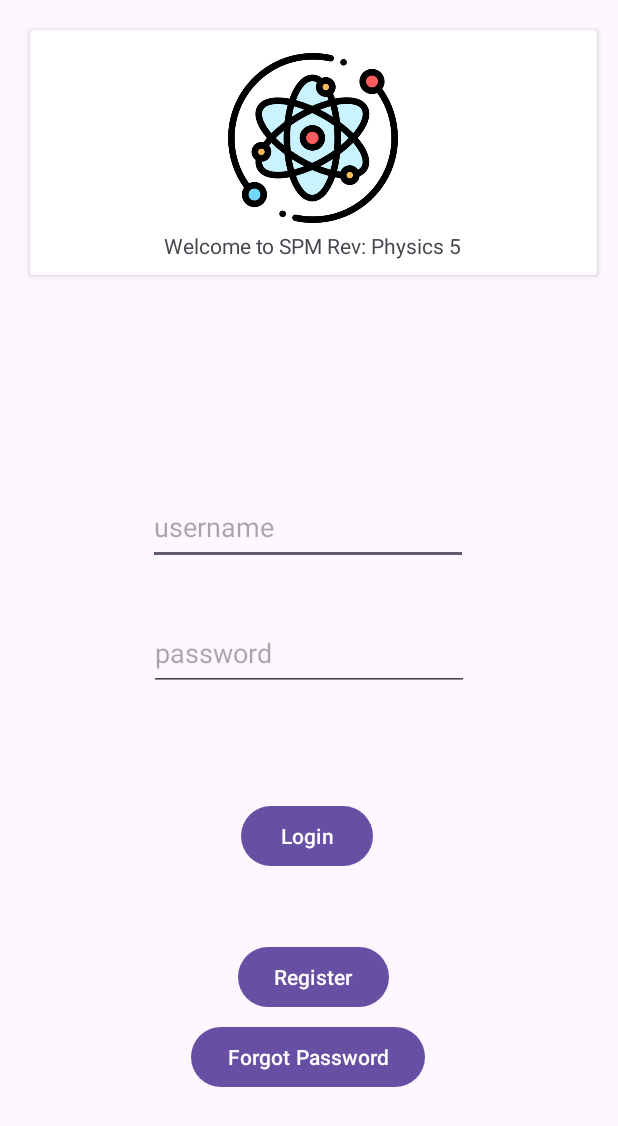
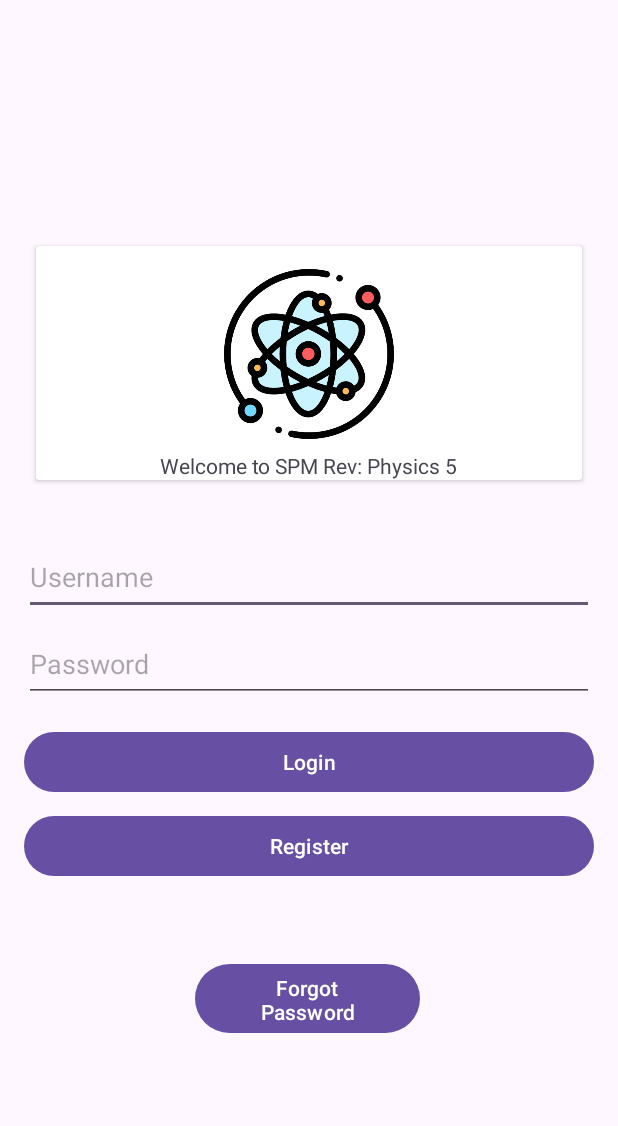
Before and after one commit to UserMountain/SPMRev, an Android app: the screen it shows after launch (LoginPage), on a phone screen of 412 x 824 dp. Shown: the top 1126 px of the screen. Run offline under Robolectric (Android 15) with nearby library versions, the phone set to English and light mode, and no system bars; our stand-ins replace Firebase (no records; nobody signed in at launch, a user with empty details on screens opened directly).

Commit message:
update login page layout

```diff
--- a/app/src/main/res/layout/activity_login_page.xml
+++ b/app/src/main/res/layout/activity_login_page.xml
@@ -9,38 +9,26 @@
 
     <LinearLayout
         android:id="@+id/linearLayout_login"
-        android:layout_width="418dp"
-        android:layout_height="203dp"
-        android:foregroundGravity="center_horizontal"
+        android:layout_width="0dp"
+        android:layout_height="wrap_content"
         android:orientation="horizontal"
-        android:padding="10dp"
-        app:layout_constraintEnd_toEndOf="parent"
-        app:layout_constraintHorizontal_bias="0.0"
+        android:gravity="center"
+        android:padding="16dp"
+        app:layout_constraintTop_toTopOf="parent"
+        app:layout_constraintBottom_toTopOf="@id/button_Login"
         app:layout_constraintStart_toStartOf="parent"
-        app:layout_constraintTop_toTopOf="parent">
+        app:layout_constraintEnd_toEndOf="parent">
 
         <androidx.cardview.widget.CardView
             android:layout_width="0dp"
-            android:layout_height="match_parent"
-            android:layout_margin="10dp"
+            android:layout_height="wrap_content"
             android:layout_weight="1"
+            android:layout_margin="8dp"
             app:cardElevation="2dp">
 
             <RelativeLayout
                 android:layout_width="match_parent"
-                android:layout_height="match_parent">
-
-                <TextView
-                    android:id="@+id/text_title"
-                    android:layout_width="wrap_content"
-                    android:layout_height="wrap_content"
-                    android:layout_below="@id/image_title"
-                    android:layout_centerHorizontal="true"
-                    android:layout_marginTop="5dp"
-                    android:text="Welcome to SPM Rev: Physics 5"
-                    android:textSize="14sp" />
-
-                <!--android:fontFamily="@font/aclonica"-->
+                android:layout_height="wrap_content">
 
                 <ImageView
                     android:id="@+id/image_title"
@@ -50,88 +38,86 @@
                     android:layout_marginTop="15dp"
                     android:src="@drawable/fixik" />
 
+                <TextView
+                    android:id="@+id/text_title"
+                    android:layout_width="wrap_content"
+                    android:layout_height="wrap_content"
+                    android:layout_below="@id/image_title"
+                    android:layout_centerHorizontal="true"
+                    android:layout_marginTop="8dp"
+                    android:text="Welcome to SPM Rev: Physics 5"
+                    android:textSize="14sp" />
             </RelativeLayout>
         </androidx.cardview.widget.CardView>
+    </LinearLayout>
 
-    </LinearLayout>
+    <EditText
+        android:id="@+id/username"
+        android:layout_width="0dp"
+        android:layout_height="50dp"
+        android:layout_marginStart="16dp"
+        android:layout_marginEnd="16dp"
+        android:layout_marginTop="16dp"
+        android:ems="10"
+        android:hint="Username"
+        android:inputType="text"
+        app:layout_constraintTop_toBottomOf="@id/linearLayout_login"
+        app:layout_constraintStart_toStartOf="parent"
+        app:layout_constraintEnd_toEndOf="parent"/>
+
+    <EditText
+        android:id="@+id/password"
+        android:layout_width="0dp"
+        android:layout_height="50dp"
+        android:layout_marginStart="16dp"
+        android:layout_marginEnd="16dp"
+        android:layout_marginTop="8dp"
+        android:ems="10"
+        android:hint="Password"
+        android:inputType="textPassword"
+        app:layout_constraintTop_toBottomOf="@id/username"
+        app:layout_constraintStart_toStartOf="parent"
+        app:layout_constraintEnd_toEndOf="parent"/>
 
     <Button
         android:id="@+id/button_Login"
-        android:layout_width="wrap_content"
+        android:layout_width="0dp"
         android:layout_height="wrap_content"
-        android:layout_marginStart="160dp"
-        android:layout_marginTop="50dp"
-        android:layout_marginEnd="163dp"
-        android:layout_marginBottom="219dp"
+        android:layout_marginStart="16dp"
+        android:layout_marginTop="16dp"
+        android:layout_marginEnd="16dp"
         android:text="Login"
-        app:layout_constraintBottom_toBottomOf="parent"
-        app:layout_constraintEnd_toEndOf="parent"
-        app:layout_constraintHorizontal_bias="1.0"
+        app:layout_constraintTop_toBottomOf="@id/password"
         app:layout_constraintStart_toStartOf="parent"
-        app:layout_constraintTop_toBottomOf="@id/password"
-        app:layout_constraintVertical_bias="1.0" />
-
-    <EditText
-        android:id="@+id/username"
-        android:layout_width="wrap_content"
-        android:layout_height="50dp"
-        android:layout_marginStart="100dp"
-        android:layout_marginTop="100dp"
-        android:layout_marginEnd="100dp"
-        android:layout_marginBottom="5dp"
-        android:ems="10"
-        android:hint="username"
-        android:inputType="text"
-        app:layout_constraintBottom_toTopOf="@+id/password"
-        app:layout_constraintEnd_toEndOf="parent"
-        app:layout_constraintHorizontal_bias="1.0"
-        app:layout_constraintStart_toStartOf="parent"
-        app:layout_constraintTop_toBottomOf="@id/linearLayout_login" />
-
-    <EditText
-        android:id="@+id/password"
-        android:layout_width="wrap_content"
-        android:layout_height="50dp"
-        android:layout_marginStart="100dp"
-        android:layout_marginTop="5dp"
-        android:layout_marginEnd="100dp"
-        android:ems="10"
-        android:hint="password"
-        android:inputType="textPassword"
-        app:layout_constraintBottom_toTopOf="@+id/button_Login"
-        app:layout_constraintEnd_toEndOf="parent"
-        app:layout_constraintStart_toStartOf="parent"
-        app:layout_constraintTop_toBottomOf="@+id/username" />
+        app:layout_constraintEnd_toEndOf="parent"/>
 
     <Button
         android:id="@+id/button_register"
-        android:layout_width="wrap_content"
+        android:layout_width="0dp"
         android:layout_height="wrap_content"
-        android:layout_marginStart="153dp"
-        android:layout_marginTop="34dp"
-        android:layout_marginEnd="147dp"
-        android:layout_marginBottom="137dp"
+        android:layout_marginStart="16dp"
+        android:layout_marginTop="8dp"
+        android:layout_marginEnd="16dp"
         android:text="Register"
-        app:layout_constraintBottom_toBottomOf="parent"
-        app:layout_constraintEnd_toEndOf="parent"
+        app:layout_constraintTop_toBottomOf="@id/button_Login"
         app:layout_constraintStart_toStartOf="parent"
-        app:layout_constraintTop_toBottomOf="@+id/button_Login" />
+        app:layout_constraintEnd_toEndOf="parent"/>
 
     <Button
         android:id="@+id/button_forgotPassword"
-        android:layout_width="wrap_content"
-        android:layout_height="wrap_content"
-        android:layout_marginStart="100dp"
-        android:layout_marginTop="5dp"
-        android:layout_marginEnd="100dp"
-        android:layout_marginBottom="137dp"
+        android:layout_width="150dp"
+        android:layout_height="54dp"
+        android:layout_marginStart="16dp"
+        android:layout_marginTop="8dp"
+        android:layout_marginEnd="16dp"
+        android:layout_marginBottom="16dp"
         android:text="Forgot Password"
         app:layout_constraintBottom_toBottomOf="parent"
         app:layout_constraintEnd_toEndOf="parent"
-        app:layout_constraintHorizontal_bias="0.49"
+        app:layout_constraintHorizontal_bias="0.497"
         app:layout_constraintStart_toStartOf="parent"
-        app:layout_constraintTop_toBottomOf="@+id/button_register"
-        app:layout_constraintVertical_bias="0.0" />
+        app:layout_constraintTop_toBottomOf="@id/button_register"
+        app:layout_constraintVertical_bias="0.272" />
 
 
 </androidx.constraintlayout.widget.ConstraintLayout>
```
